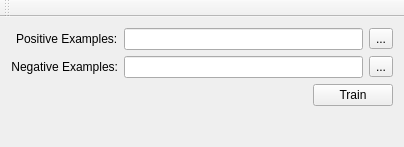
raptorswing/FaceFinder, file FaceFinder/MainWindow.ui: the form before one commit.
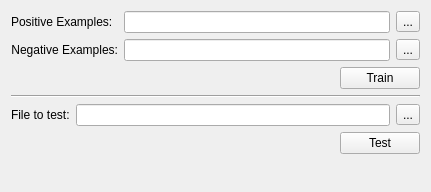
The form after the commit.

```diff
--- a/FaceFinder/MainWindow.ui
+++ b/FaceFinder/MainWindow.ui
@@ -6,18 +6,17 @@
    <rect>
     <x>0</x>
     <y>0</y>
-    <width>404</width>
-    <height>147</height>
+    <width>431</width>
+    <height>192</height>
    </rect>
   </property>
   <property name="windowTitle">
    <string>FaceFinder</string>
   </property>
   <widget class="QWidget" name="centralWidget">
-   <layout class="QFormLayout" name="formLayout">
-    <property name="labelAlignment">
-     <set>Qt::AlignRight|Qt::AlignTrailing|Qt::AlignVCenter</set>
-    </property>
+   <layout class="QVBoxLayout" name="verticalLayout">
+    <item>
+     <layout class="QFormLayout" name="formLayout_2">
     <item row="0" column="0">
      <widget class="QLabel" name="label">
       <property name="text">
@@ -105,6 +104,71 @@
      </layout>
     </item>
    </layout>
+    </item>
+    <item>
+     <widget class="Line" name="line">
+      <property name="orientation">
+       <enum>Qt::Horizontal</enum>
+      </property>
+     </widget>
+    </item>
+    <item>
+     <layout class="QFormLayout" name="formLayout">
+      <property name="labelAlignment">
+       <set>Qt::AlignRight|Qt::AlignTrailing|Qt::AlignVCenter</set>
+      </property>
+      <item row="0" column="0">
+       <widget class="QLabel" name="label_3">
+        <property name="text">
+         <string>File to test:</string>
+        </property>
+       </widget>
+      </item>
+      <item row="0" column="1">
+       <layout class="QHBoxLayout" name="horizontalLayout_4">
+        <item>
+         <widget class="QLineEdit" name="testFilePathEdit">
+          <property name="readOnly">
+           <bool>true</bool>
+          </property>
+         </widget>
+        </item>
+        <item>
+         <widget class="QToolButton" name="testFileBrowseButton">
+          <property name="text">
+           <string>...</string>
+          </property>
+         </widget>
+        </item>
+       </layout>
+      </item>
+      <item row="1" column="1">
+       <layout class="QHBoxLayout" name="horizontalLayout_5">
+        <item>
+         <spacer name="horizontalSpacer_2">
+          <property name="orientation">
+           <enum>Qt::Horizontal</enum>
+          </property>
+          <property name="sizeHint" stdset="0">
+           <size>
+            <width>40</width>
+            <height>20</height>
+           </size>
+          </property>
+         </spacer>
+        </item>
+        <item>
+         <widget class="QPushButton" name="testButton">
+          <property name="text">
+           <string>Test</string>
+          </property>
+         </widget>
+        </item>
+       </layout>
+      </item>
+     </layout>
+    </item>
+   </layout>
   </widget>
   <widget class="QMenuBar" name="menuBar">
    <property name="geometry">
@@ -116,14 +180,6 @@
     </rect>
    </property>
   </widget>
-  <widget class="QToolBar" name="mainToolBar">
-   <attribute name="toolBarArea">
-    <enum>TopToolBarArea</enum>
-   </attribute>
-   <attribute name="toolBarBreak">
-    <bool>false</bool>
-   </attribute>
-  </widget>
  </widget>
  <layoutdefault spacing="6" margin="11"/>
  <resources/>
```
Left out of the diff: 2 changed lines with no effect on the pictures. Lines whose indentation alone changed are shown as unchanged.
